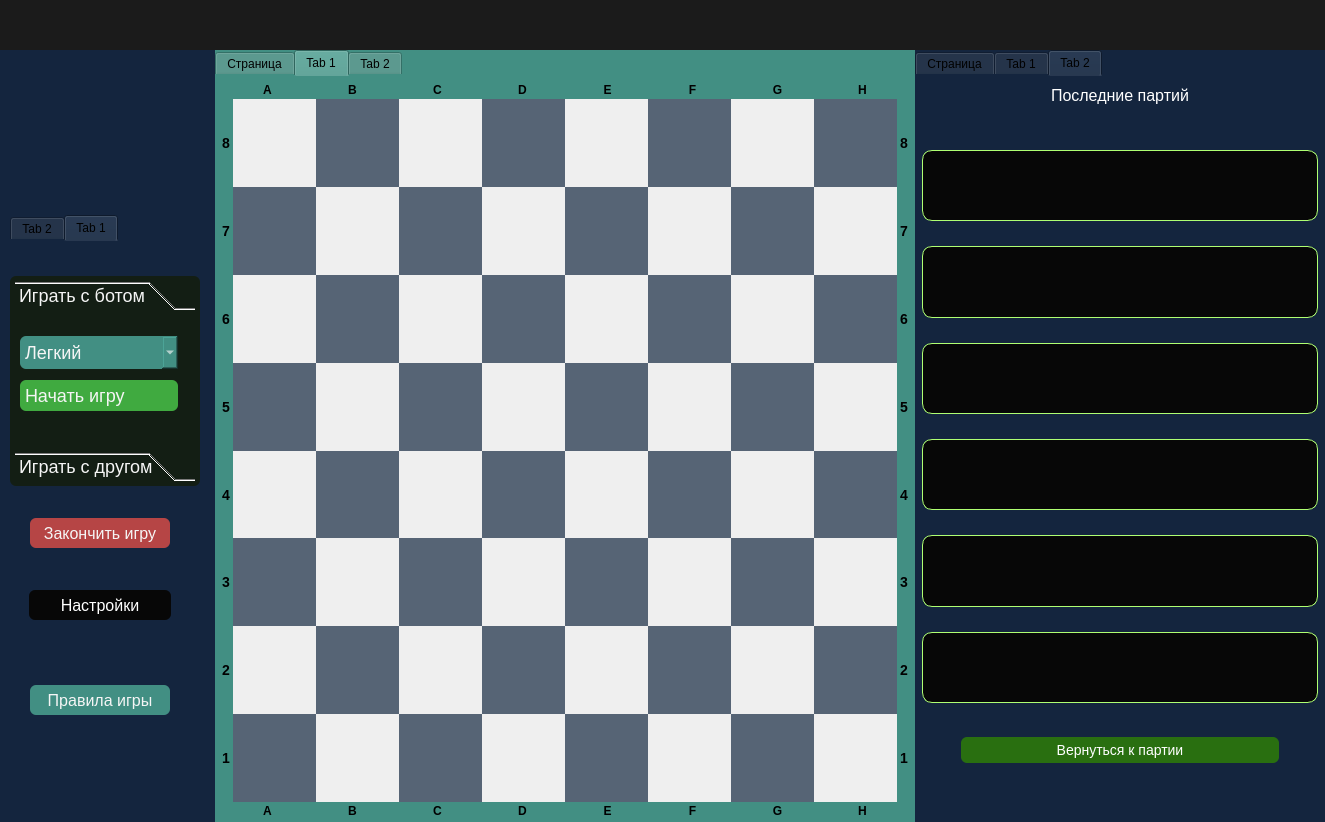
Before: the Qt Designer form main.ui in Artemdjdj/checker, drawn with Qt 5.
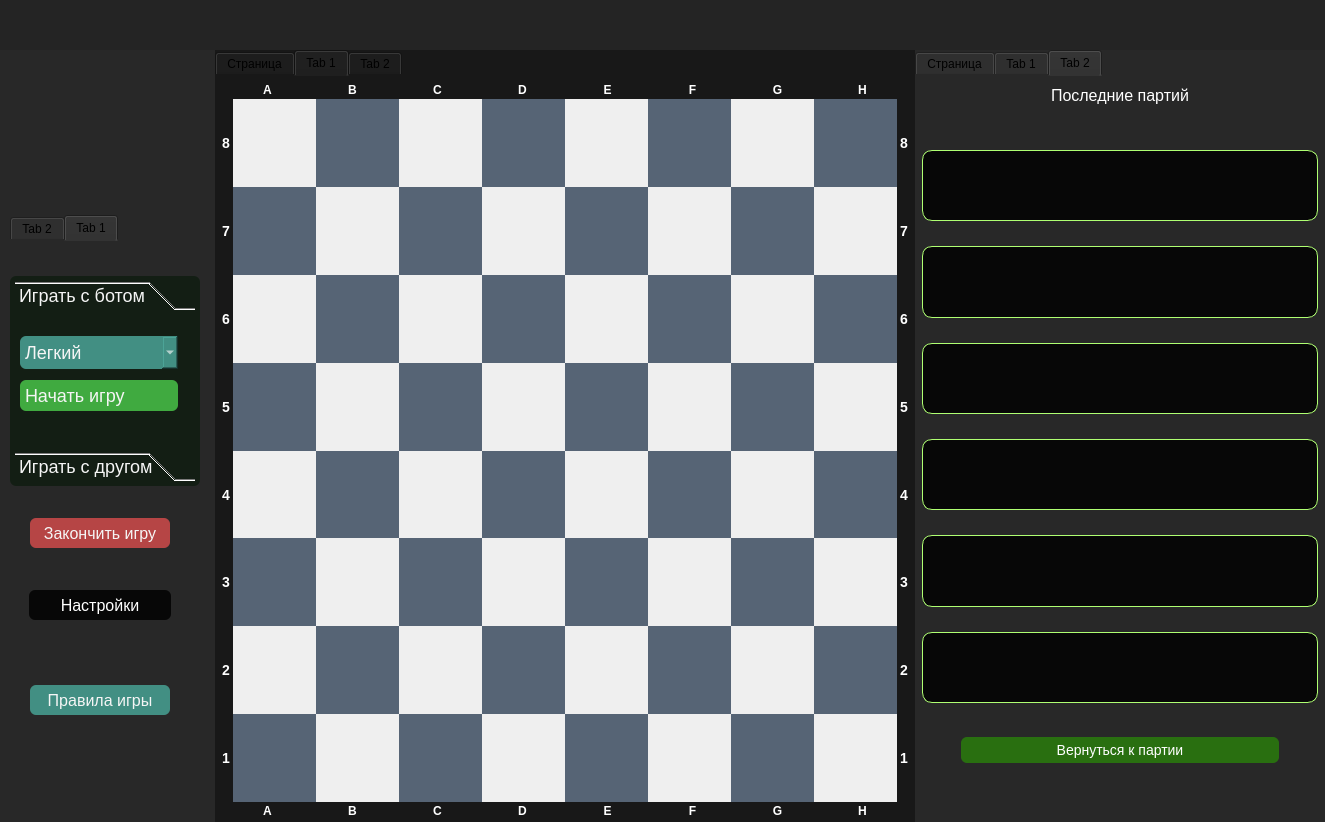
After: the same form once the commit is applied. The open tabs and pages were chosen to show the change. Icons and pictures are not drawn.

Diff of the .ui file:
```diff
--- a/main.ui
+++ b/main.ui
@@ -61,7 +61,7 @@
        </size>
       </property>
       <property name="styleSheet">
-       <string notr="true">background-color:rgb(27, 27, 27);
+       <string notr="true">background-color:rgb(36, 36, 36);
 border:none;</string>
       </property>
       <property name="frameShape">
@@ -92,7 +92,7 @@
          </size>
         </property>
         <property name="styleSheet">
-         <string notr="true">background-color:rgb(20, 37, 62);
+         <string notr="true">background-color:rgb(40, 40, 40);
 border:none;
 
 </string>
@@ -964,7 +964,7 @@
         </property>
         <property name="styleSheet">
          <string notr="true">border:none;
-background-color:rgb(66, 143, 131);
+background-color:rgb(24, 24, 24);
 </string>
         </property>
         <property name="frameShape">
@@ -1008,7 +1008,7 @@
 font-size:12px;</string>
            </property>
            <property name="currentIndex">
-            <number>1</number>
+            <number>2</number>
            </property>
            <widget class="QWidget" name="first_cenral_widget">
             <attribute name="title">
@@ -1106,7 +1106,7 @@
                 <item>
                  <widget class="QFrame" name="frame_14">
                   <property name="styleSheet">
-                   <string notr="true">background-color:rgb(7,7,7);
+                   <string notr="true">background-color:rgb(24, 24, 24);
 </string>
                   </property>
                   <property name="frameShape">
@@ -1201,7 +1201,8 @@
            <widget class="QWidget" name="second_central_widget">
             <property name="styleSheet">
              <string notr="true">border:none;
-background-color:rgb(66, 143, 131);</string>
+background-color:rgb(24, 24, 24)
+;</string>
             </property>
             <attribute name="title">
              <string>Tab 1</string>
@@ -1290,7 +1291,8 @@
                   </property>
                   <property name="styleSheet">
                    <string notr="true">border:none;
-font-size:12px;</string>
+font-size:12px;
+color:rgb(255, 255, 255);</string>
                   </property>
                   <property name="text">
                    <string>A</string>
@@ -1310,7 +1312,8 @@
                   </property>
                   <property name="styleSheet">
                    <string notr="true">border:none;
-font-size:12px;</string>
+font-size:12px;
+color:rgb(255, 255, 255);</string>
                   </property>
                   <property name="text">
                    <string>B</string>
@@ -1330,7 +1333,8 @@
                   </property>
                   <property name="styleSheet">
                    <string notr="true">border:none;
-font-size:12px;</string>
+font-size:12px;
+color:rgb(255, 255, 255);</string>
                   </property>
                   <property name="text">
                    <string>C</string>
@@ -1350,7 +1354,8 @@
                   </property>
                   <property name="styleSheet">
                    <string notr="true">border:none;
-font-size:12px;</string>
+font-size:12px;
+color:rgb(255, 255, 255);</string>
                   </property>
                   <property name="text">
                    <string>D</string>
@@ -1370,7 +1375,8 @@
                   </property>
                   <property name="styleSheet">
                    <string notr="true">border:none;
-font-size:12px;</string>
+font-size:12px;
+color:rgb(255, 255, 255);</string>
                   </property>
                   <property name="text">
                    <string>E</string>
@@ -1390,7 +1396,8 @@
                   </property>
                   <property name="styleSheet">
                    <string notr="true">border:none;
-font-size:12px;</string>
+font-size:12px;
+color:rgb(255, 255, 255);</string>
                   </property>
                   <property name="text">
                    <string>F</string>
@@ -1422,7 +1429,8 @@
                   </property>
                   <property name="styleSheet">
                    <string notr="true">border:none;
-font-size:12px;</string>
+font-size:12px;
+color:rgb(255, 255, 255);</string>
                   </property>
                   <property name="text">
                    <string>G</string>
@@ -1442,7 +1450,8 @@
                   </property>
                   <property name="styleSheet">
                    <string notr="true">border:none;
-font-size:12px;</string>
+font-size:12px;
+color:rgb(255, 255, 255);</string>
                   </property>
                   <property name="text">
                    <string>H</string>
@@ -2366,7 +2375,9 @@
                       </font>
                      </property>
                      <property name="styleSheet">
-                      <string notr="true">font-size:14px;</string>
+                      <string notr="true">border:none;
+font-size:14px;
+color:rgb(255, 255, 255);</string>
                      </property>
                      <property name="text">
                       <string>8</string>
@@ -2385,7 +2396,9 @@
                       </font>
                      </property>
                      <property name="styleSheet">
-                      <string notr="true">font-size:14px;</string>
+                      <string notr="true">border:none;
+font-size:14px;
+color:rgb(255, 255, 255);</string>
                      </property>
                      <property name="text">
                       <string>7</string>
@@ -2404,7 +2417,9 @@
                       </font>
                      </property>
                      <property name="styleSheet">
-                      <string notr="true">font-size:14px;</string>
+                      <string notr="true">border:none;
+font-size:14px;
+color:rgb(255, 255, 255);</string>
                      </property>
                      <property name="text">
                       <string>6</string>
@@ -2423,7 +2438,9 @@
                       </font>
                      </property>
                      <property name="styleSheet">
-                      <string notr="true">font-size:14px;</string>
+                      <string notr="true">border:none;
+font-size:14px;
+color:rgb(255, 255, 255);</string>
                      </property>
                      <property name="text">
                       <string>5</string>
@@ -2442,7 +2459,9 @@
                       </font>
                      </property>
                      <property name="styleSheet">
-                      <string notr="true">font-size:14px;</string>
+                      <string notr="true">border:none;
+font-size:14px;
+color:rgb(255, 255, 255);</string>
                      </property>
                      <property name="text">
                       <string>4</string>
@@ -2461,7 +2480,9 @@
                       </font>
                      </property>
                      <property name="styleSheet">
-                      <string notr="true">font-size:14px;</string>
+                      <string notr="true">border:none;
+font-size:14px;
+color:rgb(255, 255, 255);</string>
                      </property>
                      <property name="text">
                       <string>3</string>
@@ -2480,7 +2501,9 @@
                       </font>
                      </property>
                      <property name="styleSheet">
-                      <string notr="true">font-size:14px;</string>
+                      <string notr="true">border:none;
+font-size:14px;
+color:rgb(255, 255, 255);</string>
                      </property>
                      <property name="text">
                       <string>2</string>
@@ -2499,7 +2522,9 @@
                       </font>
                      </property>
                      <property name="styleSheet">
-                      <string notr="true">font-size:14px;</string>
+                      <string notr="true">border:none;
+font-size:14px;
+color:rgb(255, 255, 255);</string>
                      </property>
                      <property name="text">
                       <string>1</string>
@@ -3107,7 +3132,9 @@
                       </font>
                      </property>
                      <property name="styleSheet">
-                      <string notr="true">font-size:14px;</string>
+                      <string notr="true">border:none;
+font-size:14px;
+color:rgb(255, 255, 255);</string>
                      </property>
                      <property name="text">
                       <string>8</string>
@@ -3126,7 +3153,9 @@
                       </font>
                      </property>
                      <property name="styleSheet">
-                      <string notr="true">font-size:14px;</string>
+                      <string notr="true">border:none;
+font-size:14px;
+color:rgb(255, 255, 255);</string>
                      </property>
                      <property name="text">
                       <string>7</string>
@@ -3145,7 +3174,9 @@
                       </font>
                      </property>
                      <property name="styleSheet">
-                      <string notr="true">font-size:14px;</string>
+                      <string notr="true">border:none;
+font-size:14px;
+color:rgb(255, 255, 255);</string>
                      </property>
                      <property name="text">
                       <string>6</string>
@@ -3164,7 +3195,9 @@
                       </font>
                      </property>
                      <property name="styleSheet">
-                      <string notr="true">font-size:14px;</string>
+                      <string notr="true">border:none;
+font-size:14px;
+color:rgb(255, 255, 255);</string>
                      </property>
                      <property name="text">
                       <string>5</string>
@@ -3183,7 +3216,9 @@
                       </font>
                      </property>
                      <property name="styleSheet">
-                      <string notr="true">font-size:14px;</string>
+                      <string notr="true">border:none;
+font-size:14px;
+color:rgb(255, 255, 255);</string>
                      </property>
                      <property name="text">
                       <string>4</string>
@@ -3202,7 +3237,9 @@
                       </font>
                      </property>
                      <property name="styleSheet">
-                      <string notr="true">font-size:14px;</string>
+                      <string notr="true">border:none;
+font-size:14px;
+color:rgb(255, 255, 255);</string>
                      </property>
                      <property name="text">
                       <string>3</string>
@@ -3221,7 +3258,9 @@
                       </font>
                      </property>
                      <property name="styleSheet">
-                      <string notr="true">font-size:14px;</string>
+                      <string notr="true">border:none;
+font-size:14px;
+color:rgb(255, 255, 255);</string>
                      </property>
                      <property name="text">
                       <string>2</string>
@@ -3240,7 +3279,9 @@
                       </font>
                      </property>
                      <property name="styleSheet">
-                      <string notr="true">font-size:14px;</string>
+                      <string notr="true">border:none;
+font-size:14px;
+color:rgb(255, 255, 255);</string>
                      </property>
                      <property name="text">
                       <string>1</string>
@@ -3884,7 +3925,8 @@
                   </property>
                   <property name="styleSheet">
                    <string notr="true">border:none;
-font-size:12px;</string>
+font-size:12px;
+color:rgb(255, 255, 255);</string>
                   </property>
                   <property name="text">
                    <string>A</string>
@@ -3904,7 +3946,8 @@
                   </property>
                   <property name="styleSheet">
                    <string notr="true">border:none;
-font-size:12px;</string>
+font-size:12px;
+color:rgb(255, 255, 255);</string>
                   </property>
                   <property name="text">
                    <string>B</string>
@@ -3924,7 +3967,8 @@
                   </property>
                   <property name="styleSheet">
                    <string notr="true">border:none;
-font-size:12px;</string>
+font-size:12px;
+color:rgb(255, 255, 255);</string>
                   </property>
                   <property name="text">
                    <string>C</string>
@@ -3944,7 +3988,8 @@
                   </property>
                   <property name="styleSheet">
                    <string notr="true">border:none;
-font-size:12px;</string>
+font-size:12px;
+color:rgb(255, 255, 255);</string>
                   </property>
                   <property name="text">
                    <string>D</string>
@@ -3964,7 +4009,8 @@
                   </property>
                   <property name="styleSheet">
                    <string notr="true">border:none;
-font-size:12px;</string>
+font-size:12px;
+color:rgb(255, 255, 255);</string>
                   </property>
                   <property name="text">
                    <string>E</string>
@@ -3984,7 +4030,8 @@
                   </property>
                   <property name="styleSheet">
                    <string notr="true">border:none;
-font-size:12px;</string>
+font-size:12px;
+color:rgb(255, 255, 255);</string>
                   </property>
                   <property name="text">
                    <string>F</string>
@@ -4004,7 +4051,8 @@
                   </property>
                   <property name="styleSheet">
                    <string notr="true">border:none;
-font-size:12px;</string>
+font-size:12px;
+color:rgb(255, 255, 255);</string>
                   </property>
                   <property name="text">
                    <string>G</string>
@@ -4024,7 +4072,8 @@
                   </property>
                   <property name="styleSheet">
                    <string notr="true">border:none;
-font-size:12px;</string>
+font-size:12px;
+color:rgb(255, 255, 255);</string>
                   </property>
                   <property name="text">
                    <string>H</string>
@@ -4063,6 +4112,7 @@
                   </property>
                   <property name="styleSheet">
                    <string notr="true">font-size:24px;
+color:rgb(252, 252, 252);
 </string>
                   </property>
                   <property name="text">
@@ -4073,8 +4123,27 @@
                   </property>
                  </widget>
                 </item>
+                <item>
+                 <spacer name="verticalSpacer_8">
+                  <property name="orientation">
+                   <enum>Qt::Orientation::Vertical</enum>
+                  </property>
+                  <property name="sizeType">
+                   <enum>QSizePolicy::Policy::Fixed</enum>
+                  </property>
+                  <property name="sizeHint" stdset="0">
+                   <size>
+                    <width>20</width>
+                    <height>25</height>
+                   </size>
+                  </property>
+                 </spacer>
+                </item>
                 <item>
                  <widget class="QTextEdit" name="textEdit_3">
+                  <property name="styleSheet">
+                   <string notr="true">color:rgb(221, 221, 221);</string>
+                  </property>
                   <property name="readOnly">
                    <bool>true</bool>
                   </property>
@@ -4153,7 +4222,7 @@
       <item>
        <widget class="QFrame" name="frame_6">
         <property name="styleSheet">
-         <string notr="true">background-color:rgb(20, 37, 62);
+         <string notr="true">background-color:rgb(40, 40, 40);
 border:none;</string>
         </property>
         <property name="frameShape">
@@ -4193,18 +4262,25 @@
             </size>
            </property>
            <property name="styleSheet">
-            <string notr="true">background-color:rgb(20, 37, 62);
+            <string notr="true">background-color:rgb(40, 40, 40);
 border:none;</string>
            </property>
            <property name="currentIndex">
-            <number>2</number>
+            <number>0</number>
            </property>
            <widget class="QWidget" name="first_widget_right">
+            <property name="styleSheet">
+             <string notr="true">background-color:rgb(40, 40, 40);</string>
+            </property>
             <attribute name="title">
              <string>Страница</string>
             </attribute>
            </widget>
            <widget class="QWidget" name="second_widget_right">
+            <property name="styleSheet">
+             <string notr="true">background-color:rgb(40, 40, 40);
+</string>
+            </property>
             <attribute name="title">
              <string>Tab 1</string>
             </attribute>
@@ -4239,7 +4315,7 @@
                 </size>
                </property>
                <property name="styleSheet">
-                <string notr="true">background-color:rgb(20, 37, 62);
+                <string notr="true">background-color:rgb(40, 40, 40);
 border:none;
 padding:3px;
 
@@ -4746,6 +4822,9 @@
             </layout>
            </widget>
            <widget class="QWidget" name="third_widget_right">
+            <property name="styleSheet">
+             <string notr="true">background-color:rgb(40, 40, 40);</string>
+            </property>
             <attribute name="title">
              <string>Tab 2</string>
             </attribute>
@@ -4767,6 +4846,9 @@
              </property>
              <item>
               <widget class="QFrame" name="frame_25">
+               <property name="styleSheet">
+                <string notr="true">background-color:rgb(40, 40, 40);</string>
+               </property>
                <property name="frameShape">
                 <enum>QFrame::Shape::StyledPanel</enum>
                </property>
```
